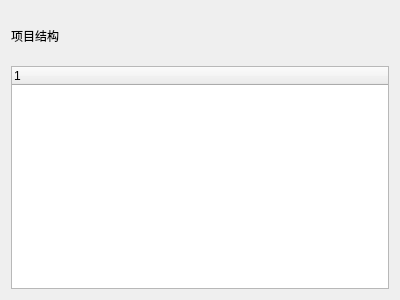
Before: the Qt Designer form WindowOne/ProTree/protree.ui in xiaoluosigithub/Cultural-Vision, drawn with Qt 5.
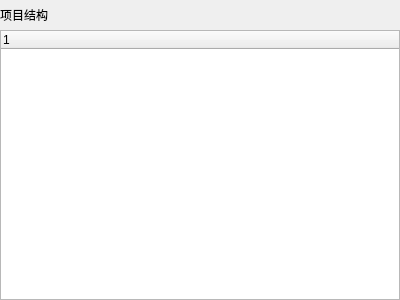
After: the same form once the commit is applied. Custom widgets are drawn as their Qt base class.

The edit to the form file:
```diff
--- a/WindowOne/ProTree/protree.ui
+++ b/WindowOne/ProTree/protree.ui
@@ -13,9 +13,22 @@
   <property name="windowTitle">
    <string>Dialog</string>
   </property>
-  <layout class="QVBoxLayout" name="verticalLayout">
-   <item>
-    <layout class="QVBoxLayout" name="verticalLayout_2" stretch="2,9">
+  <layout class="QVBoxLayout" name="verticalLayout" stretch="1,9">
+   <property name="spacing">
+    <number>0</number>
+   </property>
+   <property name="leftMargin">
+    <number>0</number>
+   </property>
+   <property name="topMargin">
+    <number>0</number>
+   </property>
+   <property name="rightMargin">
+    <number>0</number>
+   </property>
+   <property name="bottomMargin">
+    <number>0</number>
+   </property>
      <item>
       <widget class="QLabel" name="label">
        <property name="text">
@@ -31,8 +44,6 @@
         </property>
        </column>
       </widget>
-     </item>
-    </layout>
    </item>
   </layout>
  </widget>
```
Lines whose indentation alone changed are shown as unchanged.
